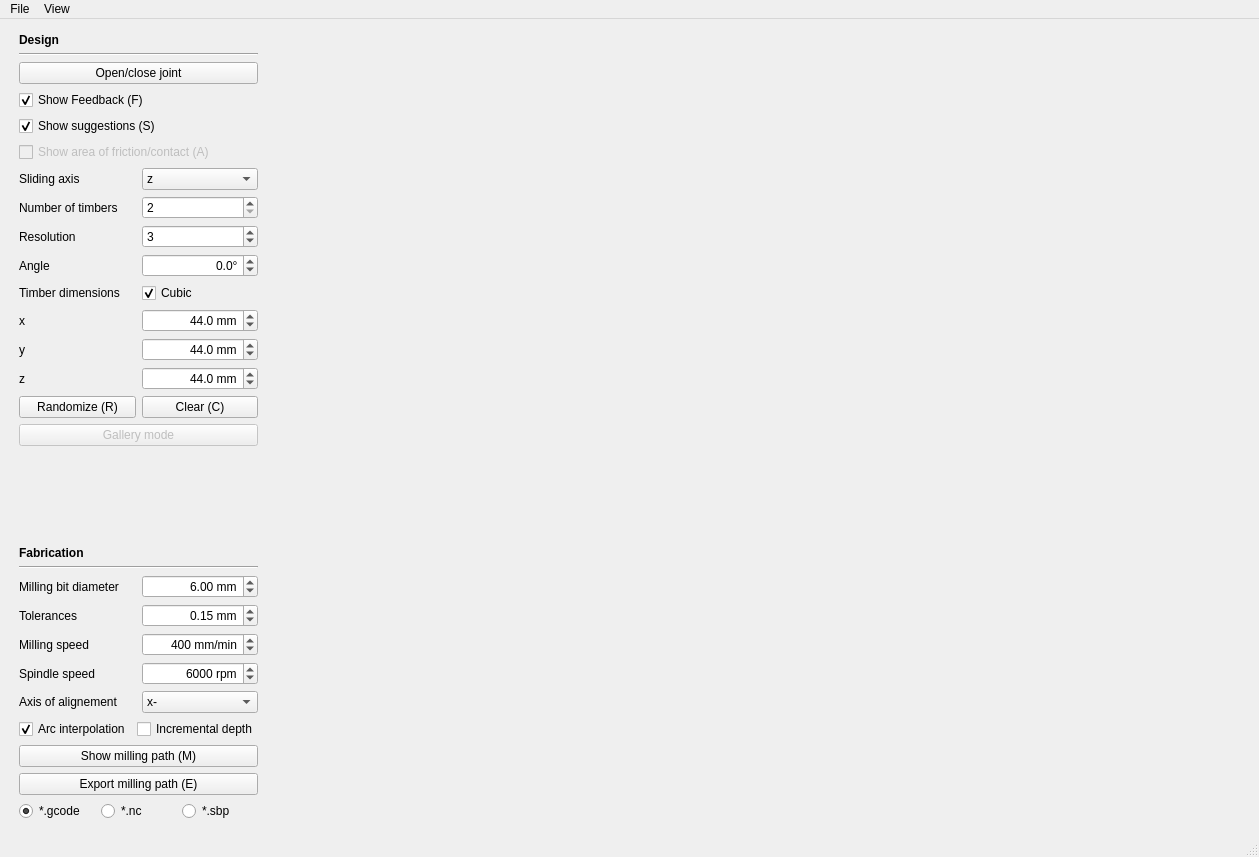
Above: setup/Tsugite.ui from marialarsson/tsugite before the change. Below: the same form after it.
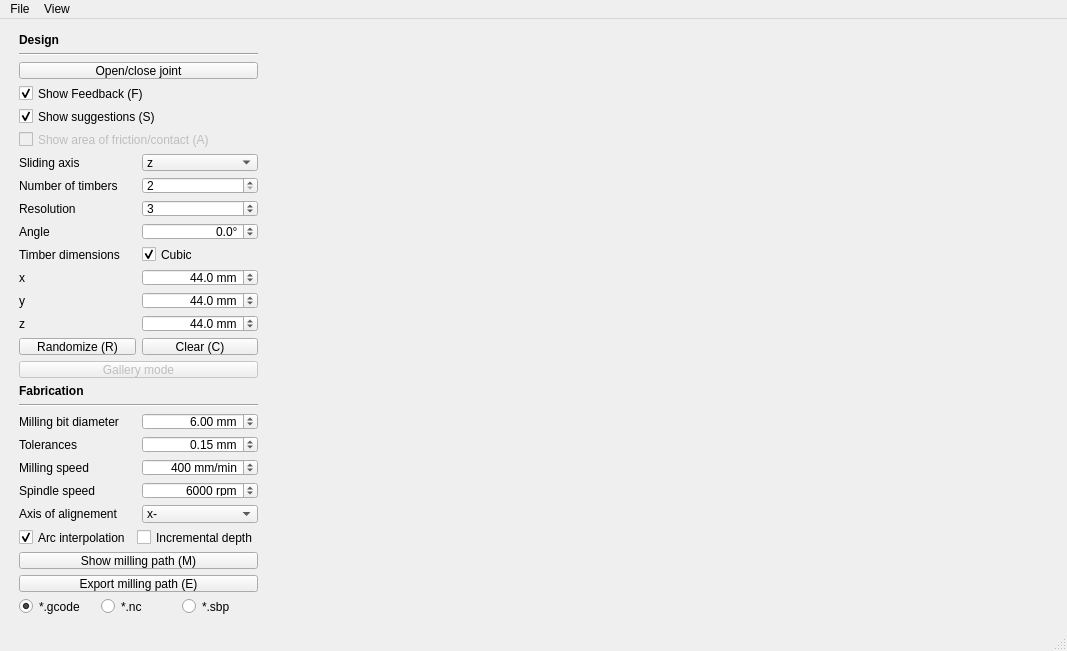
That is the form after the change.

Patch:
```diff
--- a/setup/Tsugite.ui
+++ b/setup/Tsugite.ui
@@ -6,8 +6,8 @@
    <rect>
     <x>0</x>
     <y>0</y>
-    <width>1259</width>
-    <height>857</height>
+    <width>1067</width>
+    <height>651</height>
    </rect>
   </property>
   <property name="windowTitle">
@@ -748,8 +748,8 @@
     <rect>
      <x>0</x>
      <y>0</y>
-     <width>1259</width>
-     <height>21</height>
+     <width>1067</width>
+     <height>18</height>
     </rect>
    </property>
    <widget class="QMenu" name="menuFile">
```
